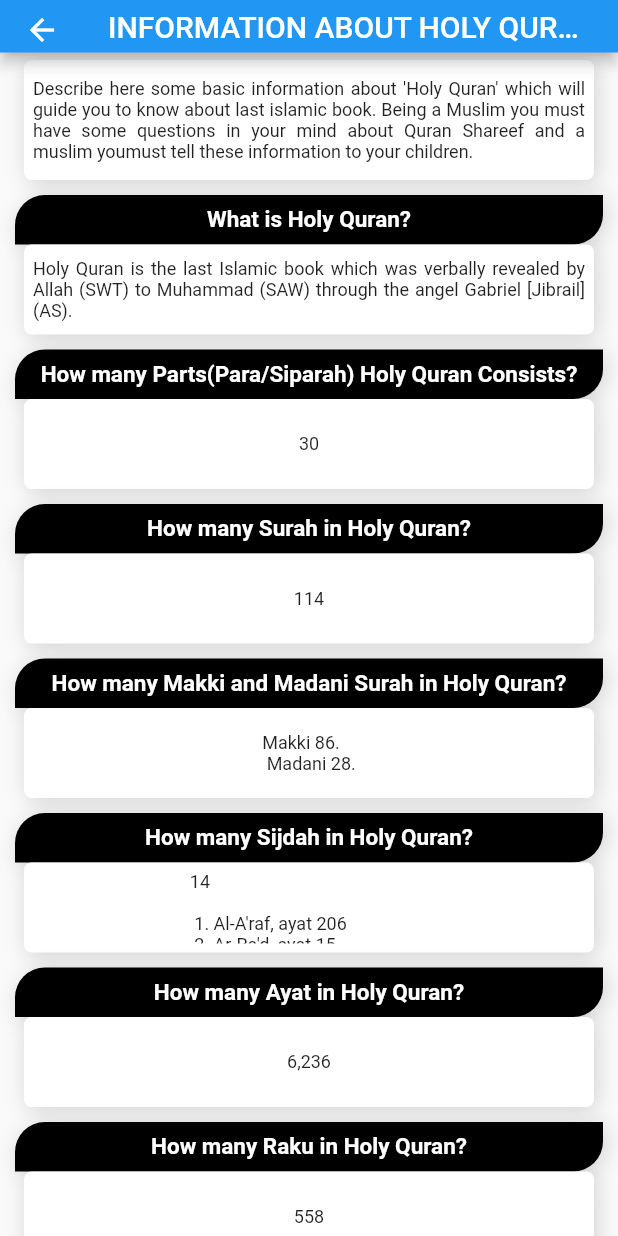
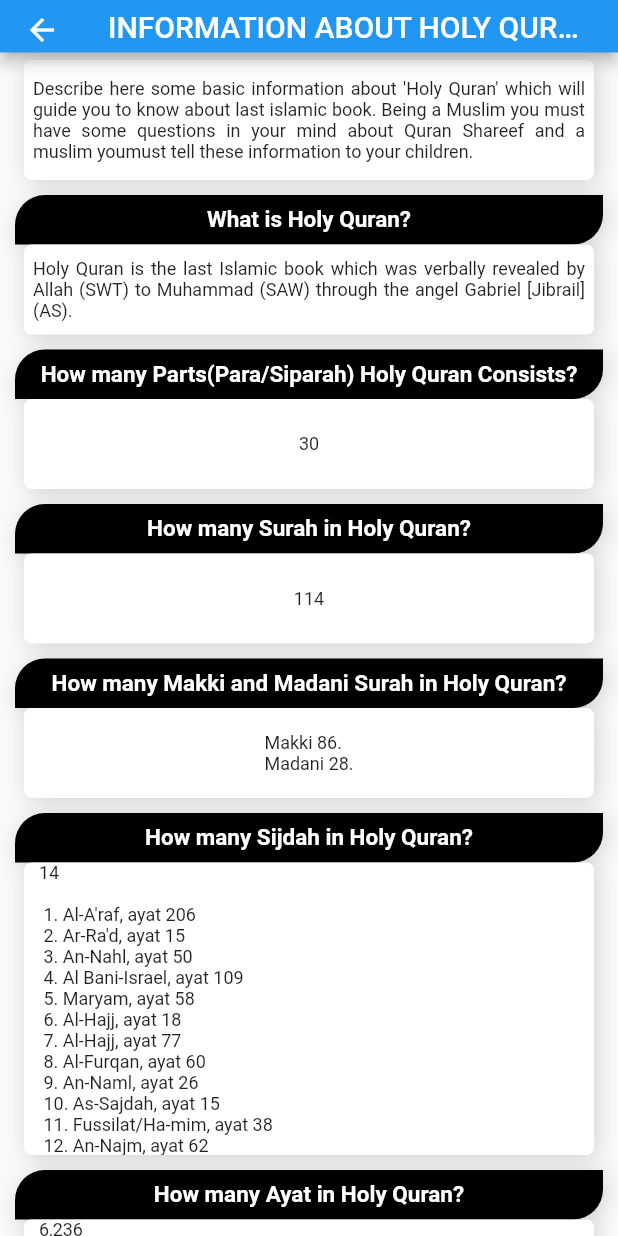
Before and after one commit to fdmominbd/firstHolyQuran, a Flutter app: the InfoAboutQuran screen opened directly, on a phone screen of 412 x 824 dp. Run offline on Flutter 3.47's test engine with Material 2 defaults, Android fonts, the light colour scheme and no system bars; our stand-ins replace carousel_slider, shared_preferences; missing offline and left inert: alert_dialog, wc_flutter_share; accounts and stored records are empty.

Commit message:
3rd commit 27.1.22

```diff
--- a/lib/screens/ui/home/homepage.dart
+++ b/lib/screens/ui/home/homepage.dart
@@ -42,7 +42,7 @@ class _HomePageState extends State<HomePage> {
       ),
       backgroundColor: Colors.black,
       drawer: Padding(
-        padding: const EdgeInsets.only(top: 70),
+        padding: const EdgeInsets.only(top: 60),
         child: Container(
           width: 200,
           child: SafeArea(
@@ -62,7 +62,7 @@ class _HomePageState extends State<HomePage> {
                       child: DrawerHeader(
                           decoration: BoxDecoration(
                               image: DecorationImage(
-                                image: AssetImage('assets/image/quran1.png'),
+                                image: AssetImage('assets/images/quran1.png'),
                                 fit: BoxFit.cover,
                               )
                           ),
--- a/lib/screens/ui/other/AboutUs.dart
+++ b/lib/screens/ui/other/AboutUs.dart
@@ -41,7 +41,7 @@ class _AboutUsState extends State<AboutUs> {
             Image(
               width: 100.0,
               height: 100.0,
-              image: AssetImage('assets/image/quran1.png'),
+              image: AssetImage('assets/images/quran1.png'),
               fit: BoxFit.cover,),
             SizedBox(height: h*0.05,),
             Text('Version : 1.0.0',style: TextStyle(fontSize: 17, color: Colors.orange,),),
--- a/lib/screens/ui/other/infoAboutQuran.dart
+++ b/lib/screens/ui/other/infoAboutQuran.dart
@@ -216,7 +216,7 @@ class _InfoAboutQuranState extends State<InfoAboutQuran> {
                     child: Padding(
                       padding: const EdgeInsets.all(6),
                       child: Center(
-                          child: Text("Makki 86.\n Madani 28.",
+                          child: Text("Makki 86.\nMadani 28.",
                             style: TextStyle(fontSize: 12),textAlign: TextAlign.justify,)),
                     )
                 ),
@@ -240,7 +240,7 @@ class _InfoAboutQuranState extends State<InfoAboutQuran> {
                       textAlign: TextAlign.justify,))
                 ),
                 Container(
-                    height: 60,
+                    height: 195,
                     width: 380,
                     decoration: BoxDecoration(
                       boxShadow: [
@@ -256,10 +256,9 @@ class _InfoAboutQuranState extends State<InfoAboutQuran> {
                       color: Colors.white,
                     ),
                     child: Padding(
-                      padding: const EdgeInsets.all(6),
-                      child: Center(
+                      padding: const EdgeInsets.only(left: 10),
                       child: Text("14 \n\n 1. Al-A'raf, ayat 206 \n 2. Ar-Ra'd, ayat 15 \n 3. An-Nahl, ayat 50 \n 4. Al Bani-Israel, ayat 109 \n 5. Maryam, ayat 58 \n 6. Al-Hajj, ayat 18 \n 7. Al-Hajj, ayat 77 \n 8. Al-Furqan, ayat 60 \n 9. An-Naml, ayat 26 \n 10. As-Sajdah, ayat 15 \n 11. Fussilat/Ha-mim, ayat 38 \n 12. An-Najm, ayat 62 \n 13. Al-Inshiqaq, ayat 21 \n 14. Al-Alaq, ayat 19.",
-                            style: TextStyle(fontSize: 12),textAlign: TextAlign.justify,)),
+                        style: TextStyle(fontSize: 12),textAlign: TextAlign.justify,),
                     )
                 ),
                 SizedBox(height: 10,),
@@ -298,10 +297,9 @@ class _InfoAboutQuranState extends State<InfoAboutQuran> {
                       color: Colors.white,
                     ),
                     child: Padding(
-                      padding: const EdgeInsets.all(6),
-                      child: Center(
+                      padding: const EdgeInsets.only(left: 10),
                       child: Text("6,236",
-                            style: TextStyle(fontSize: 12),textAlign: TextAlign.justify,)),
+                        style: TextStyle(fontSize: 12),textAlign: TextAlign.justify,),
                     )
                 ),
                 SizedBox(height: 10,),
@@ -340,10 +338,9 @@ class _InfoAboutQuranState extends State<InfoAboutQuran> {
                       color: Colors.white,
                     ),
                     child: Padding(
-                      padding: const EdgeInsets.all(6),
-                      child: Center(
+                      padding: const EdgeInsets.only(left: 10),
                       child: Text("558",
-                            style: TextStyle(fontSize: 12),textAlign: TextAlign.justify,)),
+                        style: TextStyle(fontSize: 12),textAlign: TextAlign.justify,),
                     )
                 ),
                 SizedBox(height: 10,),
@@ -382,10 +379,9 @@ class _InfoAboutQuranState extends State<InfoAboutQuran> {
                       color: Colors.white,
                     ),
                     child: Padding(
-                      padding: const EdgeInsets.all(6),
-                      child: Center(
+                      padding: const EdgeInsets.only(left: 10),
                       child: Text("7",
-                            style: TextStyle(fontSize: 12),textAlign: TextAlign.justify,)),
+                        style: TextStyle(fontSize: 12),textAlign: TextAlign.justify,),
                     )
                 ),
                 SizedBox(height: 10,),
@@ -424,10 +420,9 @@ class _InfoAboutQuranState extends State<InfoAboutQuran> {
                       color: Colors.white,
                     ),
                     child: Padding(
-                      padding: const EdgeInsets.all(6),
-                      child: Center(
+                      padding: const EdgeInsets.only(left: 10),
                       child: Text("77,934",
-                            style: TextStyle(fontSize: 12),textAlign: TextAlign.justify,)),
+                        style: TextStyle(fontSize: 12),textAlign: TextAlign.justify,),
                     )
                 ),
                 SizedBox(height: 10,),
@@ -466,10 +461,9 @@ class _InfoAboutQuranState extends State<InfoAboutQuran> {
                       color: Colors.white,
                     ),
                     child: Padding(
-                      padding: const EdgeInsets.all(6),
-                      child: Center(
+                      padding: const EdgeInsets.only(left: 10),
                       child: Text("3,23,670",
-                            style: TextStyle(fontSize: 12),textAlign: TextAlign.justify,)),
+                        style: TextStyle(fontSize: 12),textAlign: TextAlign.justify,),
                     )
                 ),
 
--- a/pubspec.yaml
+++ b/pubspec.yaml
@@ -69,6 +69,7 @@ flutter:
     - assets/icon/
     - assets/splash/
     - assets/horof/
+    - assets/link/
   #   - images/a_dot_ham.jpeg
 
   # An image asset can refer to one or more resolution-specific "variants", see
```
Also changed, not shown: lib/screens/ui/other/needtoknow.dart (+10 -10 lines). Lines whose indentation alone changed are shown as unchanged.
